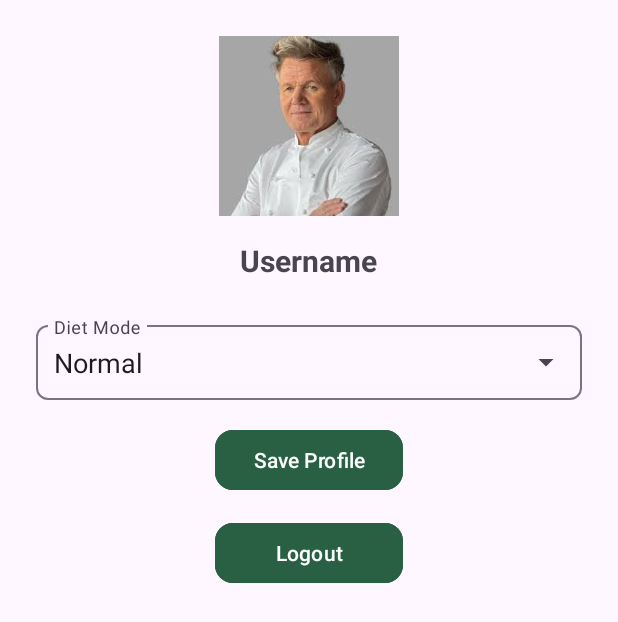
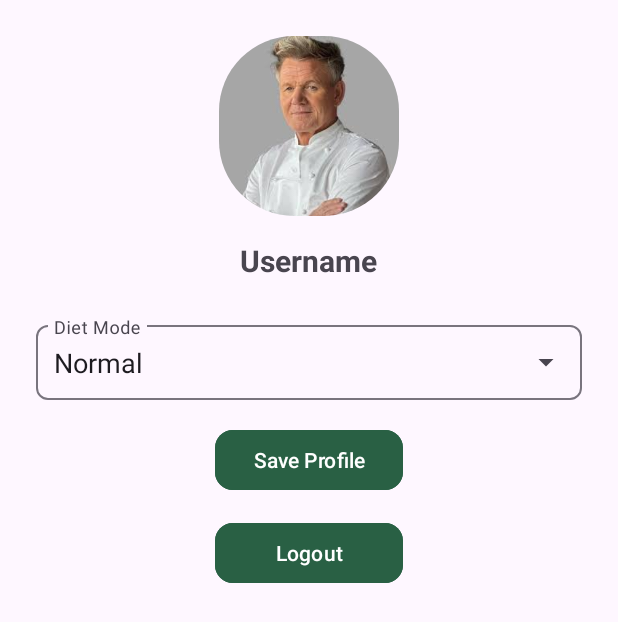
Before and after one commit to VuThanh2/RecipeApp, an Android app: the UserProfileActivity screen opened directly, with no data from a screen before it, on a phone screen of 412 x 824 dp. Shown: the top 622 px of the screen. Run offline under Robolectric (Android 15) with nearby library versions, the phone set to English and light mode, and no system bars; 1 statement that could not run was skipped.

Commit message:
Change Logo Shape

```diff
--- /dev/null
+++ b/app/src/main/res/drawable/rounded_avatar_background.xml
@@ -0,0 +1,5 @@
+<shape xmlns:android="http://schemas.android.com/apk/res/android"
+    android:shape="rectangle">
+    <corners android:radius="50dp" />
+    <solid android:color="@android:color/transparent" />
+</shape>
--- /dev/null
+++ b/app/src/main/res/drawable/rounded_image_background.xml
@@ -0,0 +1,5 @@
+<shape xmlns:android="http://schemas.android.com/apk/res/android"
+    android:shape="rectangle">
+    <corners android:radius="40dp" />
+    <solid android:color="@android:color/transparent" />
+</shape>
--- a/app/src/main/res/layout/activity_login.xml
+++ b/app/src/main/res/layout/activity_login.xml
@@ -12,8 +12,10 @@
         android:layout_width="100dp"
         android:layout_height="100dp"
         android:layout_gravity="center_horizontal"
-        android:src="@drawable/image_default_avatar"
-        android:layout_marginBottom="16dp" />
+        android:src="@drawable/app_logo"
+        android:layout_marginBottom="16dp"
+        android:background="@drawable/rounded_image_background"
+        android:clipToOutline="true" />
 
     <TextView
         android:id="@+id/txtLoginLabel"
--- a/app/src/main/res/layout/activity_recipe_manager.xml
+++ b/app/src/main/res/layout/activity_recipe_manager.xml
@@ -47,7 +47,7 @@
                     android:src="@drawable/ic_filter_list"
                     android:contentDescription="Filter"
                     android:padding="6dp"
-                    app:tint="@android:color/white" />
+                    app:tint="@android:color/white"/>
 
                 <ImageView
                     android:id="@+id/ivProfileIcon"
@@ -56,7 +56,9 @@
                     android:layout_marginStart="8dp"
                     android:src="@drawable/image_default_avatar"
                     android:scaleType="centerCrop"
-                    android:padding="2dp"/>
+                    android:padding="2dp"
+                    android:background="@drawable/rounded_avatar_background"
+                    android:clipToOutline="true"/>
             </LinearLayout>
         </androidx.appcompat.widget.Toolbar>
 
--- a/app/src/main/res/layout/activity_user_profile.xml
+++ b/app/src/main/res/layout/activity_user_profile.xml
@@ -13,7 +13,9 @@
         android:layout_height="120dp"
         android:src="@drawable/image_default_avatar"
         android:layout_marginBottom="16dp"
-        android:contentDescription="User Avatar" />
+        android:contentDescription="User Avatar"
+        android:background="@drawable/rounded_avatar_background"
+        android:clipToOutline="true"/>
 
     <TextView
         android:id="@+id/textUsername"
```
Also changed, not shown: app/src/main/res/drawable/app_logo.jpg (added).
